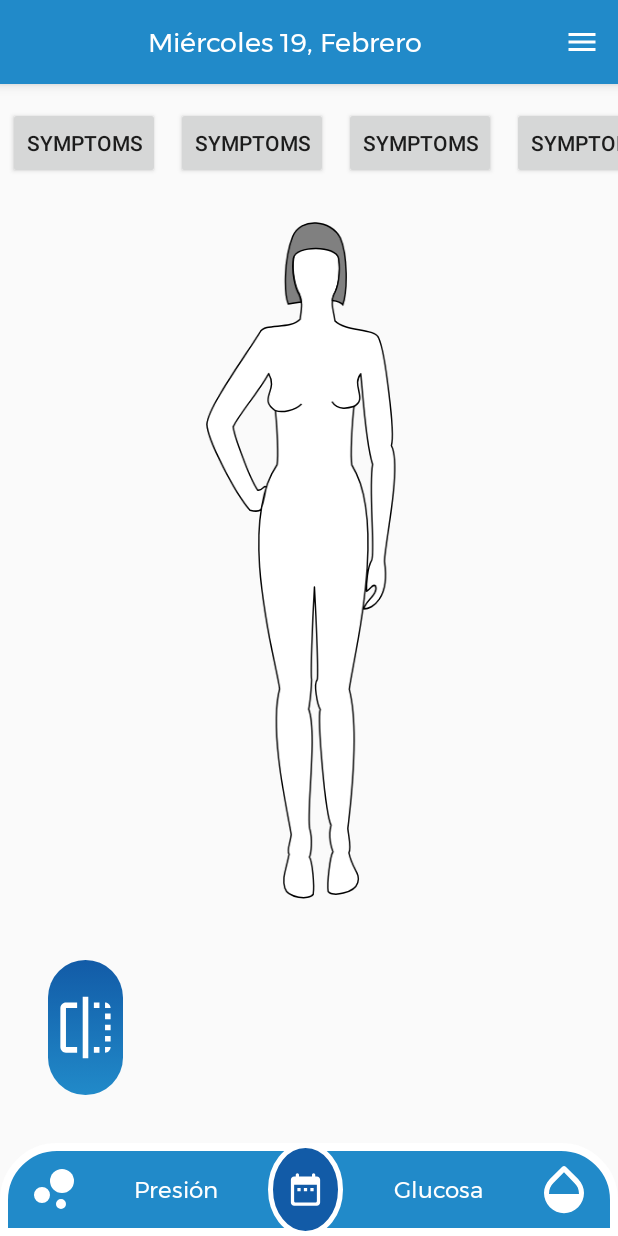
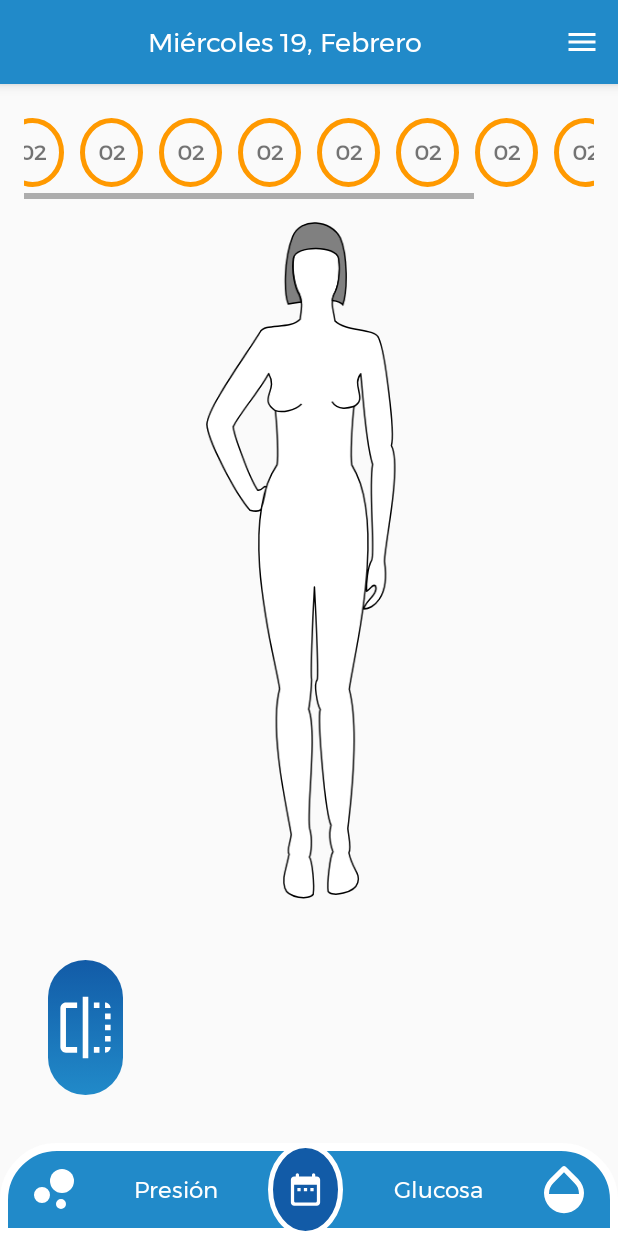
Before and after one commit to acespedesv/SymptomProject, an Android app: the CalendarFragment screen opened directly, with no data from a screen before it, on a phone screen of 412 x 824 dp. Run offline under Robolectric (Android 15) with nearby library versions, the phone set to English and light mode, and no system bars.

Commit message:
Style calendar items

```diff
--- a/app/src/main/res/drawable/blood_pressure_form_shape.xml
+++ b/app/src/main/res/drawable/blood_pressure_form_shape.xml
@@ -6,7 +6,7 @@
             <size android:width="100dp" android:height="100dp"/>
 <!--            <solid android:color="@color/colorMainGreen"/>-->
             <gradient android:angle="90" android:startColor="@color/colorMainGreen"
-                android:endColor="#33B83D"/> <!--TODO: add this color to xml-->
+                android:endColor="#12AC21"/> <!--TODO: add this color to xml-->
         </shape>
     </item>
 
--- /dev/null
+++ b/app/src/main/res/drawable/calendar_item_shape.xml
@@ -0,0 +1,10 @@
+<?xml version="1.0" encoding="utf-8"?>
+<selector xmlns:android="http://schemas.android.com/apk/res/android">
+    <item>
+        <shape android:shape="oval">
+            <size android:width="20dp" android:height="20dp"/>
+            <stroke android:color="@color/colorMainOrange"
+                android:width="3dp"/>
+        </shape>
+    </item>
+</selector>
--- a/app/src/main/res/layout/fragment_calendar.xml
+++ b/app/src/main/res/layout/fragment_calendar.xml
@@ -1,66 +1,178 @@
 <?xml version="1.0" encoding="utf-8"?>
-<LinearLayout xmlns:android="http://schemas.android.com/apk/res/android"
+<HorizontalScrollView xmlns:android="http://schemas.android.com/apk/res/android"
     xmlns:tools="http://schemas.android.com/tools"
     android:orientation="vertical"
     android:layout_width="match_parent"
     android:layout_height="50dp"
+    android:paddingStart="@dimen/fab_margin"
+    android:paddingEnd="@dimen/fab_margin"
     tools:context=".CalendarFragment">
-
-    <HorizontalScrollView
-        android:scrollbars="none"
-        android:layout_width="match_parent"
-        android:layout_height="wrap_content">
 
     <LinearLayout
         android:layout_width="wrap_content"
         android:layout_height="wrap_content"
-            android:orientation="horizontal">
+        android:orientation="horizontal"
+        android:layout_gravity="center"
+        android:gravity="center">
 
-            <Button
+        <!--TODO: Fill out this layout dynamically using calendar API-->
+
+        <TextView
             android:layout_width="wrap_content"
             android:layout_height="wrap_content"
             android:layout_marginStart="5dp"
             android:layout_marginEnd="5dp"
-                android:text="@string/app_name"/>
-            <Button
+            android:text="@string/calendar_day_sample"
+            android:fontFamily="@font/montserrat"
+            android:textStyle="bold"
+            android:textAlignment="center"
+            android:padding="12dp"
+            android:gravity="center"
+            android:background="@drawable/calendar_item_shape"/>
+
+        <TextView
             android:layout_width="wrap_content"
             android:layout_height="wrap_content"
             android:layout_marginStart="5dp"
             android:layout_marginEnd="5dp"
-                android:text="@string/app_name"/>
-            <Button
+            android:text="@string/calendar_day_sample"
+            android:fontFamily="@font/montserrat"
+            android:textStyle="bold"
+            android:textAlignment="center"
+            android:padding="12dp"
+            android:gravity="center"
+            android:background="@drawable/calendar_item_shape"/>
+
+        <TextView
             android:layout_width="wrap_content"
             android:layout_height="wrap_content"
             android:layout_marginStart="5dp"
             android:layout_marginEnd="5dp"
-                android:text="@string/app_name"/>
-            <Button
+            android:text="@string/calendar_day_sample"
+            android:fontFamily="@font/montserrat"
+            android:textStyle="bold"
+            android:textAlignment="center"
+            android:padding="12dp"
+            android:gravity="center"
+            android:background="@drawable/calendar_item_shape"/>
+
+        <TextView
             android:layout_width="wrap_content"
             android:layout_height="wrap_content"
             android:layout_marginStart="5dp"
             android:layout_marginEnd="5dp"
-                android:text="@string/app_name"/>
-            <Button
+            android:text="@string/calendar_day_sample"
+            android:fontFamily="@font/montserrat"
+            android:textStyle="bold"
+            android:textAlignment="center"
+            android:padding="12dp"
+            android:gravity="center"
+            android:background="@drawable/calendar_item_shape"/>
+
+        <TextView
             android:layout_width="wrap_content"
             android:layout_height="wrap_content"
             android:layout_marginStart="5dp"
             android:layout_marginEnd="5dp"
-                android:text="@string/app_name"/>
-            <Button
+            android:text="@string/calendar_day_sample"
+            android:fontFamily="@font/montserrat"
+            android:textStyle="bold"
+            android:textAlignment="center"
+            android:padding="12dp"
+            android:gravity="center"
+            android:background="@drawable/calendar_item_shape"/>
+
+        <TextView
             android:layout_width="wrap_content"
             android:layout_height="wrap_content"
             android:layout_marginStart="5dp"
             android:layout_marginEnd="5dp"
-                android:text="@string/app_name"/>
-            <Button
+            android:text="@string/calendar_day_sample"
+            android:fontFamily="@font/montserrat"
+            android:textStyle="bold"
+            android:textAlignment="center"
+            android:padding="12dp"
+            android:gravity="center"
+            android:background="@drawable/calendar_item_shape"/>
+
+        <TextView
             android:layout_width="wrap_content"
             android:layout_height="wrap_content"
             android:layout_marginStart="5dp"
             android:layout_marginEnd="5dp"
-                android:text="@string/app_name"/>
+            android:text="@string/calendar_day_sample"
+            android:fontFamily="@font/montserrat"
+            android:textStyle="bold"
+            android:textAlignment="center"
+            android:padding="12dp"
+            android:gravity="center"
+            android:background="@drawable/calendar_item_shape"/>
+
+        <TextView
+            android:layout_width="wrap_content"
+            android:layout_height="wrap_content"
+            android:layout_marginStart="5dp"
+            android:layout_marginEnd="5dp"
+            android:text="@string/calendar_day_sample"
+            android:fontFamily="@font/montserrat"
+            android:textStyle="bold"
+            android:textAlignment="center"
+            android:padding="12dp"
+            android:gravity="center"
+            android:background="@drawable/calendar_item_shape"/>
+
+        <TextView
+            android:layout_width="wrap_content"
+            android:layout_height="wrap_content"
+            android:layout_marginStart="5dp"
+            android:layout_marginEnd="5dp"
+            android:text="@string/calendar_day_sample"
+            android:fontFamily="@font/montserrat"
+            android:textStyle="bold"
+            android:textAlignment="center"
+            android:padding="12dp"
+            android:gravity="center"
+            android:background="@drawable/calendar_item_shape"/>
+
+        <TextView
+            android:layout_width="wrap_content"
+            android:layout_height="wrap_content"
+            android:layout_marginStart="5dp"
+            android:layout_marginEnd="5dp"
+            android:text="@string/calendar_day_sample"
+            android:fontFamily="@font/montserrat"
+            android:textStyle="bold"
+            android:textAlignment="center"
+            android:padding="12dp"
+            android:gravity="center"
+            android:background="@drawable/calendar_item_shape"/>
+
+        <TextView
+            android:layout_width="wrap_content"
+            android:layout_height="wrap_content"
+            android:layout_marginStart="5dp"
+            android:layout_marginEnd="5dp"
+            android:text="@string/calendar_day_sample"
+            android:fontFamily="@font/montserrat"
+            android:textStyle="bold"
+            android:textAlignment="center"
+            android:padding="12dp"
+            android:gravity="center"
+            android:background="@drawable/calendar_item_shape"/>
+
+        <TextView
+            android:layout_width="wrap_content"
+            android:layout_height="wrap_content"
+            android:layout_marginStart="5dp"
+            android:layout_marginEnd="5dp"
+            android:text="@string/calendar_day_sample"
+            android:fontFamily="@font/montserrat"
+            android:textStyle="bold"
+            android:textAlignment="center"
+            android:padding="12dp"
+            android:gravity="center"
+            android:background="@drawable/calendar_item_shape"/>
 
     </LinearLayout>
 
 </HorizontalScrollView>
-
-</LinearLayout>
--- a/app/src/main/res/values/strings.xml
+++ b/app/src/main/res/values/strings.xml
@@ -17,4 +17,5 @@
     <string name="glucose_button">Glucosa</string>
     <string name="history_button">Historial</string>
     <string name="date_sample">Miércoles 19, Febrero</string>
+    <string name="calendar_day_sample">02</string>
 </resources>
```
Lines whose indentation alone changed are shown as unchanged.
